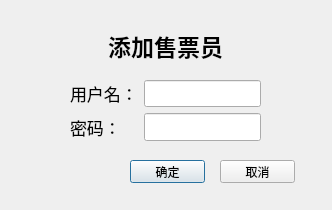
This is Client/Administrator/Administrator/addconductor.ui in ticketgroup/qichedinggpiao as Qt 5 draws it before an edit. The edited form follows.
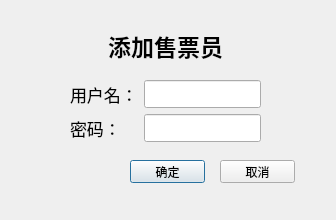
This is the edited form.

The edit to the form file:
```diff
--- a/Client/Administrator/Administrator/addconductor.ui
+++ b/Client/Administrator/Administrator/addconductor.ui
@@ -6,8 +6,8 @@
    <rect>
     <x>0</x>
     <y>0</y>
-    <width>332</width>
-    <height>210</height>
+    <width>336</width>
+    <height>220</height>
    </rect>
   </property>
   <property name="windowTitle">
@@ -19,7 +19,7 @@
      <x>70</x>
      <y>80</y>
      <width>191</width>
-     <height>61</height>
+     <height>71</height>
     </rect>
    </property>
    <property name="font">
```
